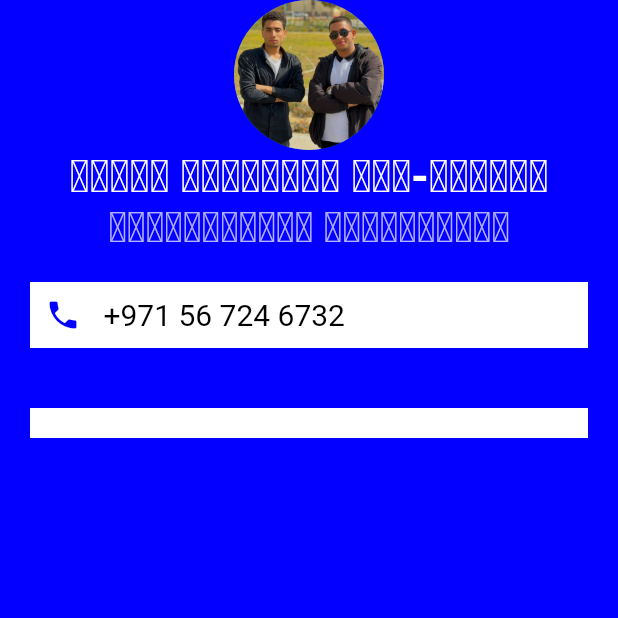
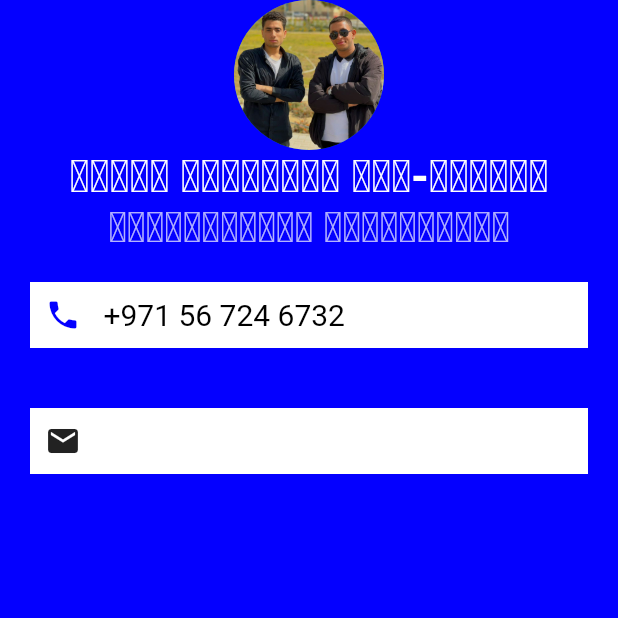
Before and after one commit to OsamaMohammadAbdalaziz/business_card_app, a Flutter app: the screen it shows after launch, on a phone screen of 412 x 824 dp, the top half of it. Run offline on Flutter 3.47's test engine with Material 2 defaults, Android fonts, the phone set to English and light mode, and no system bars.

Commit message:
use Row and Icon

```diff
--- a/lib/Pages/Home.dart
+++ b/lib/Pages/Home.dart
@@ -59,6 +59,11 @@ class Home extends StatelessWidget {
               color: Color.fromARGB(255, 255, 255, 255),
               margin: EdgeInsets.all(20),
               padding: EdgeInsets.all(10),
+              child: Row(
+                children: [
+                  Icon(Icons.email)
+                ],
+              ),
             ),
           ],
         ),
```
